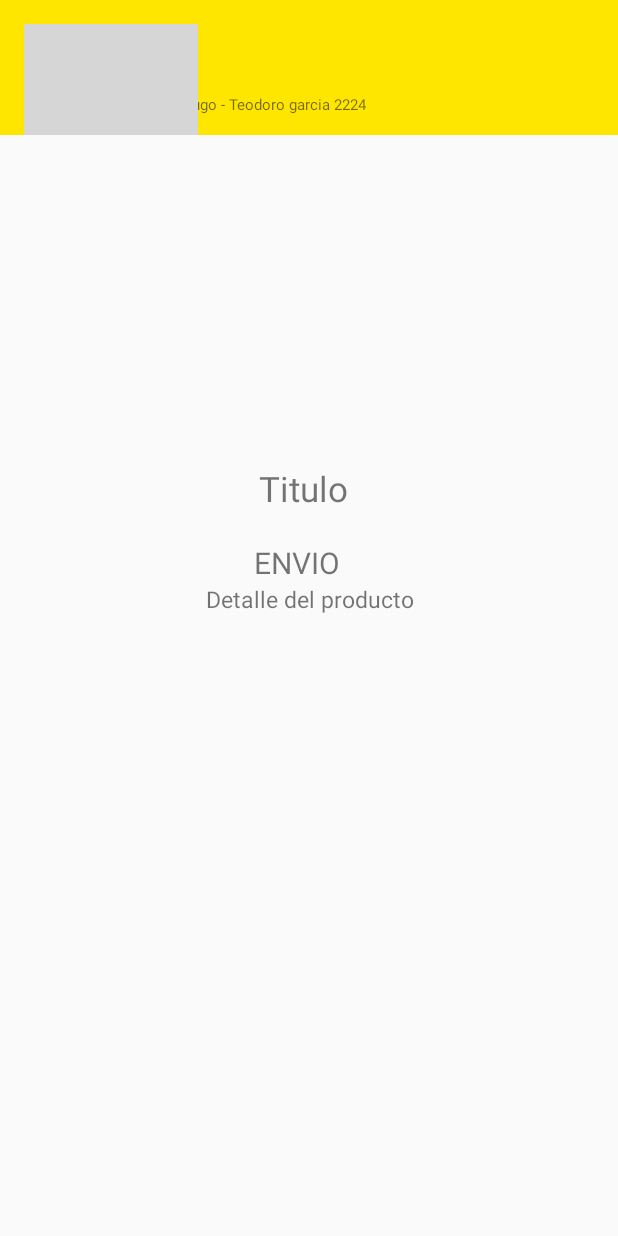
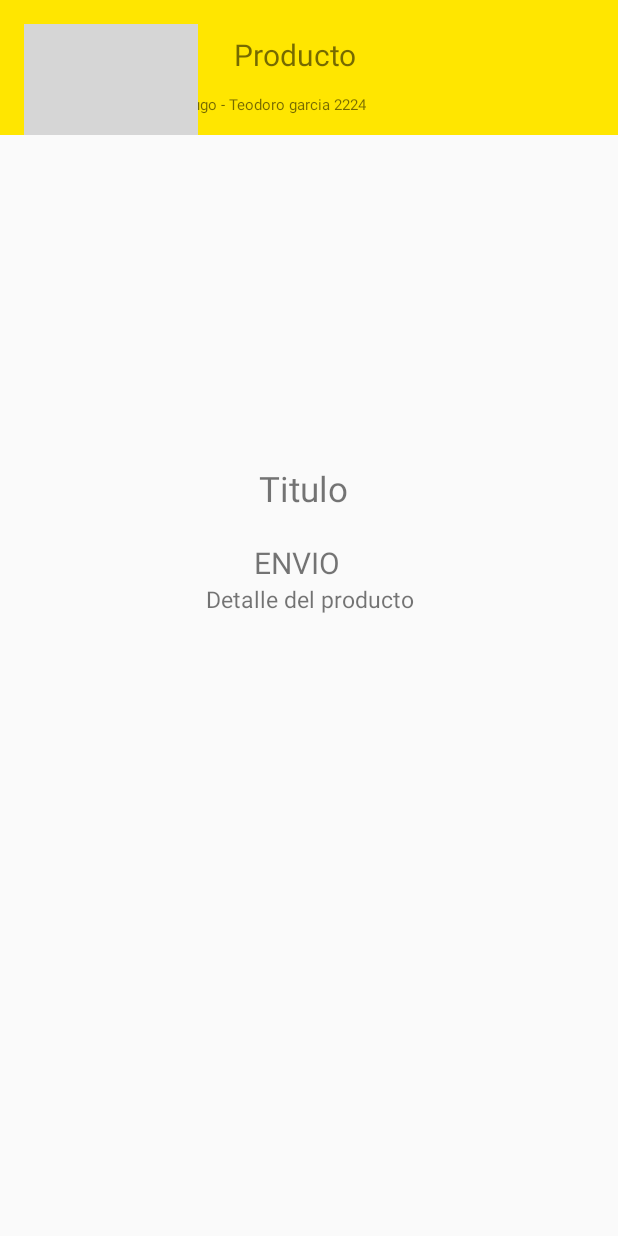
Before and after one commit to ArielVerdugo/mercadolibreChallenge, an Android app: the DetalleActivity screen opened directly, with no data from a screen before it, on a phone screen of 412 x 824 dp. Run offline under Robolectric (Android 15) with nearby library versions, the phone set to English and light mode, and no system bars; our stand-ins replace RxJava; network calls fail; pictures from the network do not load; grey boxes are pictures that could not be loaded.

Commit message:
se agrego el textview con la busqueda del producto

```diff
--- a/app/src/main/java/com/example/mercadolibrechallenge/modules/activity/DetalleActivity.java
+++ b/app/src/main/java/com/example/mercadolibrechallenge/modules/activity/DetalleActivity.java
@@ -35,6 +35,7 @@ public class DetalleActivity extends AppCompatActivity {
     private ImageView backImage;
     private TextView productTitle;
     private TextView productPrice;
+    private TextView productHeader;
 
     private String idProducto;
 
@@ -86,13 +87,6 @@ public class DetalleActivity extends AppCompatActivity {
 
         backImage = myLayout.findViewById(R.id.returnView);
         BaseFunctions.backScreen(backImage,this);
-
-        /*backImage.setOnClickListener(new View.OnClickListener() {
-            @Override
-            public void onClick(View v) {
-                DetalleActivity.super.onBackPressed();
-            }
-        });*/
 
     }
 
--- a/app/src/main/java/com/example/mercadolibrechallenge/modules/activity/ProductosActivity.java
+++ b/app/src/main/java/com/example/mercadolibrechallenge/modules/activity/ProductosActivity.java
@@ -5,6 +5,7 @@ import android.os.Bundle;
 import android.view.View;
 import android.widget.ImageView;
 import android.widget.SearchView;
+import android.widget.TextView;
 
 import androidx.annotation.Nullable;
 import androidx.appcompat.app.AppCompatActivity;
@@ -45,6 +46,8 @@ public class ProductosActivity extends AppCompatActivity implements OnItemClickL
     private RecyclerView rvProductos;
     private ProductosRecyclerViewAdapter adapterProducto;
 
+    private TextView productHeader;
+
 
 
     @Override
@@ -52,12 +55,11 @@ public class ProductosActivity extends AppCompatActivity implements OnItemClickL
         super.onCreate(savedInstanceState);
         setContentView(R.layout.activity_productos);
 
-        findComponents();
-
         Intent mIntent = getIntent();
         this.producto = mIntent.getStringExtra(FILTRO);
         invokeBusquedaService(producto);
 
+        findComponents();
 
     }
 
@@ -76,6 +78,8 @@ public class ProductosActivity extends AppCompatActivity implements OnItemClickL
         View myLayout = findViewById( R.id.header_productos);
         backImage = myLayout.findViewById(R.id.returnView);
         BaseFunctions.backScreen(backImage,this);
+        productHeader = myLayout.findViewById(R.id.head_product);
+        productHeader.setText(producto);
 
     }
 
--- a/app/src/main/res/layout/header_activity_detalle.xml
+++ b/app/src/main/res/layout/header_activity_detalle.xml
@@ -1,6 +1,7 @@
 <?xml version="1.0" encoding="utf-8"?>
 <androidx.constraintlayout.widget.ConstraintLayout xmlns:android="http://schemas.android.com/apk/res/android"
     xmlns:app="http://schemas.android.com/apk/res-auto"
+    xmlns:tools="http://schemas.android.com/tools"
     android:layout_width="match_parent"
     android:layout_height="90dp"
     android:background="@color/colorYellow"
@@ -11,26 +12,38 @@
         android:id="@+id/returnView"
         android:layout_width="wrap_content"
         android:layout_height="wrap_content"
-        android:layout_marginStart="16dp"
-        android:layout_marginLeft="16dp"
         android:layout_marginTop="16dp"
         android:padding="10dp"
         android:src="@drawable/back"
-        app:layout_constraintStart_toStartOf="parent"
+        app:layout_constraintStart_toStartOf="@+id/location"
         app:layout_constraintTop_toTopOf="parent" />
 
+
+    <TextView
+        android:id="@+id/head_product"
+        android:layout_width="wrap_content"
+        android:layout_height="wrap_content"
+        android:layout_marginStart="24dp"
+        android:layout_marginLeft="24dp"
+        android:text="Producto"
+        android:textAlignment="center"
+        android:textSize="20dp"
+        app:layout_constraintBottom_toTopOf="@+id/location"
+        app:layout_constraintStart_toEndOf="@+id/returnView" />
 
     <TextView
         android:id="@+id/location"
         android:layout_width="wrap_content"
         android:layout_height="wrap_content"
+        android:layout_marginStart="16dp"
+        android:layout_marginLeft="16dp"
         android:drawableLeft="@drawable/place"
         android:gravity="center"
         android:padding="10dp"
         android:text="@string/deliver_to"
         android:textSize="10dp"
         app:layout_constraintBottom_toBottomOf="parent"
-        app:layout_constraintStart_toStartOf="@+id/returnView" />
+        app:layout_constraintStart_toStartOf="parent" />
 
 
 </androidx.constraintlayout.widget.ConstraintLayout>
```
